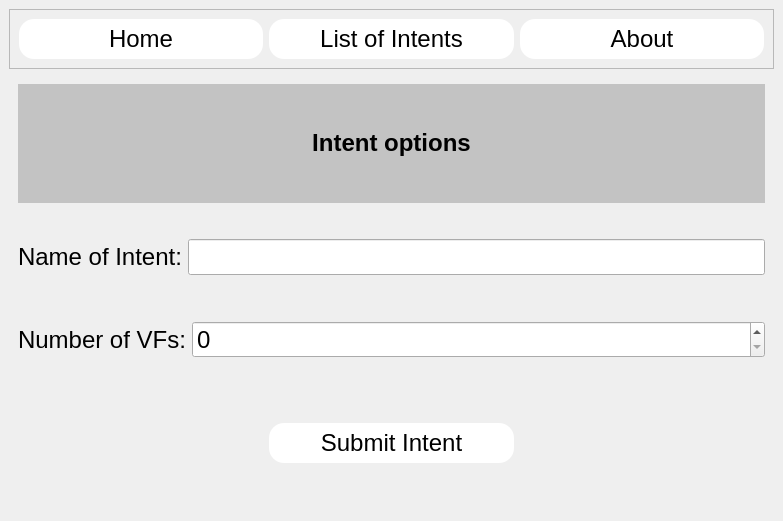
The window that ui_main.ui (mariotlemes/intent_layer) describes before a commit, drawn with Qt 5.
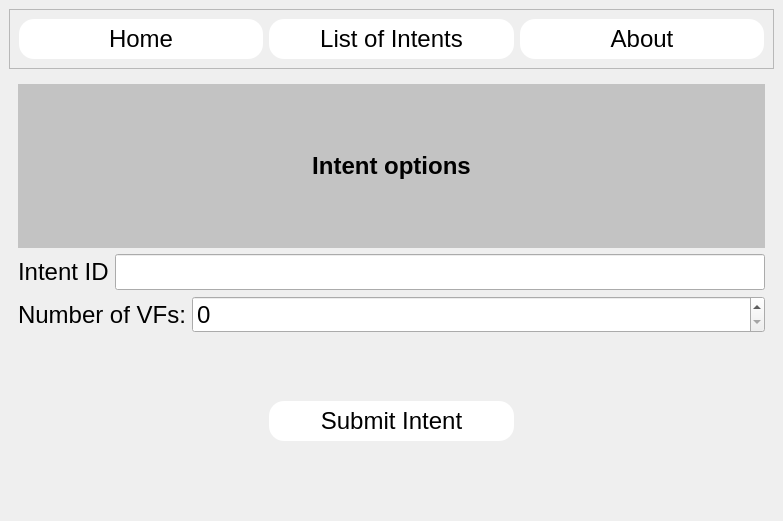
The same window after the commit. The open tabs and pages were chosen to show the change.

The edit to the form file:
```diff
--- a/ui_main.ui
+++ b/ui_main.ui
@@ -279,22 +279,6 @@
           </property>
          </widget>
         </item>
-        <item>
-         <spacer name="verticalSpacer">
-          <property name="orientation">
-           <enum>Qt::Vertical</enum>
-          </property>
-          <property name="sizeType">
-           <enum>QSizePolicy::Fixed</enum>
-          </property>
-          <property name="sizeHint" stdset="0">
-           <size>
-            <width>20</width>
-            <height>30</height>
-           </size>
-          </property>
-         </spacer>
-        </item>
         <item>
          <layout class="QHBoxLayout" name="horizontalLayout_4">
           <item>
@@ -305,7 +289,7 @@
              </font>
             </property>
             <property name="text">
-             <string>Name of Intent:</string>
+             <string>Intent ID</string>
             </property>
            </widget>
           </item>
@@ -323,22 +307,6 @@
           </item>
          </layout>
         </item>
-        <item>
-         <spacer name="verticalSpacer_2">
-          <property name="orientation">
-           <enum>Qt::Vertical</enum>
-          </property>
-          <property name="sizeType">
-           <enum>QSizePolicy::Preferred</enum>
-          </property>
-          <property name="sizeHint" stdset="0">
-           <size>
-            <width>20</width>
-            <height>40</height>
-           </size>
-          </property>
-         </spacer>
-        </item>
         <item>
          <layout class="QHBoxLayout" name="horizontalLayout_3">
           <item>
@@ -370,22 +338,6 @@
           </item>
          </layout>
         </item>
-        <item>
-         <spacer name="verticalSpacer_3">
-          <property name="orientation">
-           <enum>Qt::Vertical</enum>
-          </property>
-          <property name="sizeType">
-           <enum>QSizePolicy::Preferred</enum>
-          </property>
-          <property name="sizeHint" stdset="0">
-           <size>
-            <width>20</width>
-            <height>20</height>
-           </size>
-          </property>
-         </spacer>
-        </item>
         <item>
          <layout class="QHBoxLayout" name="horizontalLayout_5">
           <item>
```
Left out of the diff: 2 changed lines with no effect on the pictures.
